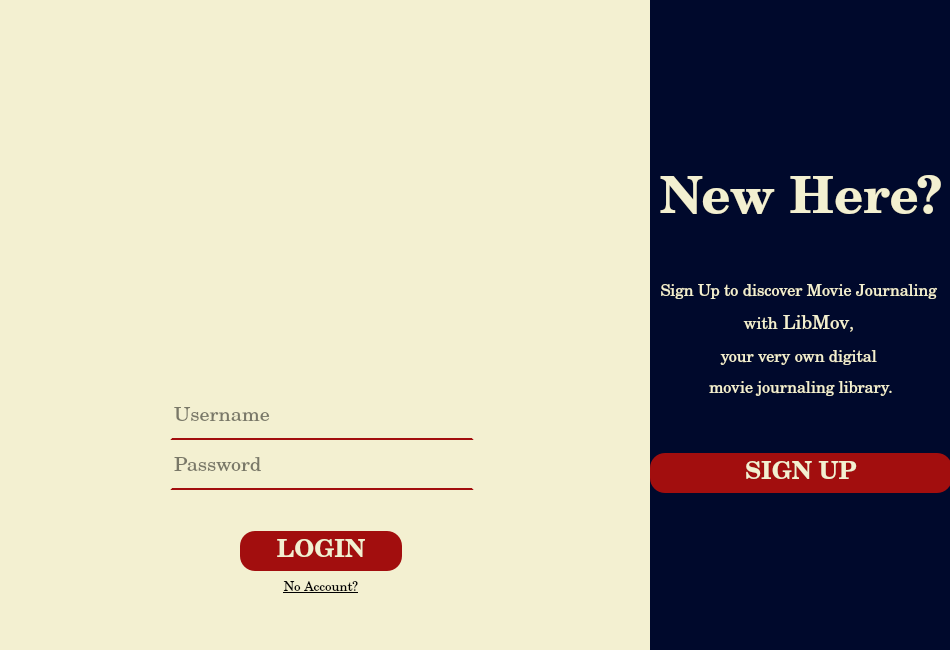
The window that ui_new/LoginPageUi.ui (gkasita/LibMov_SEP) describes before a commit, drawn with Qt 5.
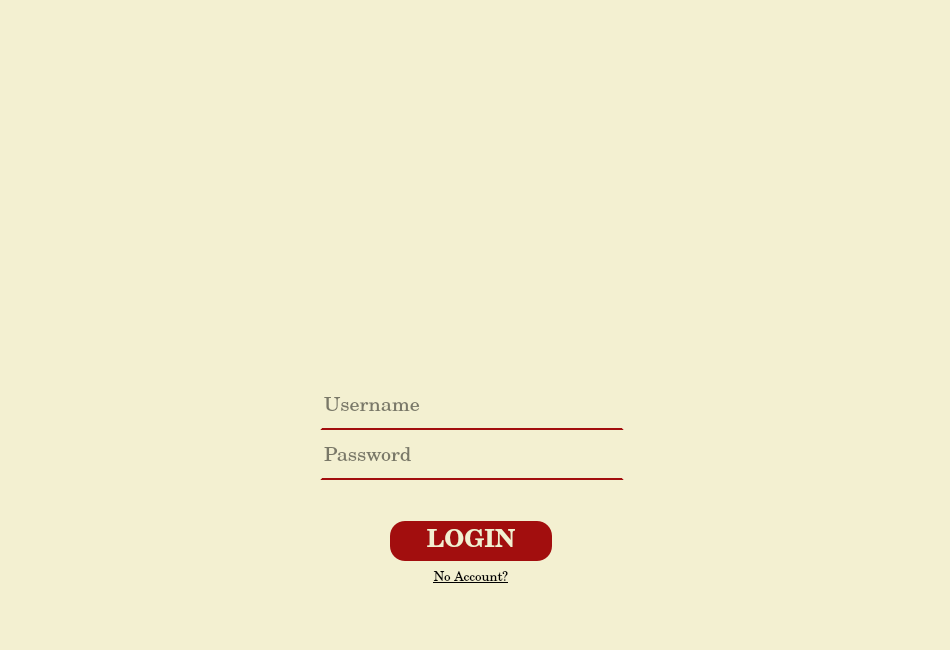
The same window after the commit. Icons and pictures are not drawn.

What changed in the file:
```diff
--- a/ui_new/LoginPageUi.ui
+++ b/ui_new/LoginPageUi.ui
@@ -30,7 +30,7 @@
     <rect>
      <x>0</x>
      <y>0</y>
-     <width>650</width>
+     <width>951</width>
      <height>650</height>
     </rect>
    </property>
@@ -40,7 +40,7 @@
    <widget class="QLabel" name="titleLB_2">
     <property name="geometry">
      <rect>
-      <x>125</x>
+      <x>275</x>
       <y>-10</y>
       <width>400</width>
       <height>400</height>
@@ -87,8 +87,8 @@
    <widget class="QWidget" name="layoutWidget">
     <property name="geometry">
      <rect>
-      <x>240</x>
-      <y>530</y>
+      <x>390</x>
+      <y>520</y>
       <width>162</width>
       <height>73</height>
      </rect>
@@ -132,7 +132,7 @@
       </widget>
      </item>
      <item>
-      <widget class="QPushButton" name="noAccButton">
+      <widget class="QPushButton" name="signupButton">
        <property name="minimumSize">
         <size>
          <width>75</width>
@@ -166,8 +166,8 @@
    <widget class="QWidget" name="layoutWidget_2">
     <property name="geometry">
      <rect>
-      <x>170</x>
-      <y>400</y>
+      <x>320</x>
+      <y>390</y>
       <width>304</width>
       <height>118</height>
      </rect>
@@ -275,133 +275,6 @@
     </layout>
    </widget>
   </widget>
-  <widget class="QWidget" name="widget_2" native="true">
-   <property name="geometry">
-    <rect>
-     <x>650</x>
-     <y>0</y>
-     <width>300</width>
-     <height>650</height>
-    </rect>
-   </property>
-   <property name="styleSheet">
-    <string notr="true">background-color: rgb(0, 9, 44);
-</string>
-   </property>
-   <widget class="QWidget" name="layoutWidget_3">
-    <property name="geometry">
-     <rect>
-      <x>0</x>
-      <y>140</y>
-      <width>302</width>
-      <height>353</height>
-     </rect>
-    </property>
-    <layout class="QVBoxLayout" name="verticalLayout_5">
-     <property name="spacing">
-      <number>50</number>
-     </property>
-     <item>
-      <layout class="QVBoxLayout" name="verticalLayout_4">
-       <property name="spacing">
-        <number>20</number>
-       </property>
-       <property name="leftMargin">
-        <number>2</number>
-       </property>
-       <property name="rightMargin">
-        <number>2</number>
-       </property>
-       <item>
-        <widget class="QLabel" name="titleLB">
-         <property name="font">
-          <font>
-           <family>Century Schoolbook</family>
-           <pointsize>38</pointsize>
-           <bold>true</bold>
-          </font>
-         </property>
-         <property name="styleSheet">
-          <string notr="true">color: rgb(243, 240, 209);</string>
-         </property>
-         <property name="text">
-          <string>New Here?</string>
-         </property>
-         <property name="alignment">
-          <set>Qt::AlignCenter</set>
-         </property>
-        </widget>
-       </item>
-       <item>
-        <widget class="QLabel" name="textLB">
-         <property name="font">
-          <font>
-           <family>Century Schoolbook</family>
-           <kerning>true</kerning>
-          </font>
-         </property>
-         <property name="styleSheet">
-          <string notr="true">color: rgb(243, 240, 209);</string>
-         </property>
-         <property name="lineWidth">
-          <number>1</number>
-         </property>
-         <property name="text">
-          <string>&lt;html&gt;&lt;head/&gt;&lt;body&gt;&lt;p align=&quot;center&quot;&gt;&lt;span style=&quot; font-size:12pt; color:#f3f0d1;&quot;&gt;Sign Up to discover Movie Journaling &lt;/span&gt;&lt;/p&gt;&lt;p align=&quot;center&quot;&gt;&lt;span style=&quot; font-size:12pt; color:#f3f0d1;&quot;&gt;with&lt;/span&gt;&lt;span style=&quot; font-size:14pt; color:#f3f0d1;&quot;&gt; LibMov&lt;/span&gt;&lt;span style=&quot; font-size:12pt; color:#f3f0d1;&quot;&gt;, &lt;/span&gt;&lt;/p&gt;&lt;p align=&quot;center&quot;&gt;&lt;span style=&quot; font-size:12pt; color:#f3f0d1;&quot;&gt;your very own digital &lt;/span&gt;&lt;/p&gt;&lt;p align=&quot;center&quot;&gt;&lt;span style=&quot; font-size:12pt; color:#f3f0d1;&quot;&gt;movie journaling library.&lt;/span&gt;&lt;/p&gt;&lt;/body&gt;&lt;/html&gt;</string>
-         </property>
-         <property name="textFormat">
-          <enum>Qt::RichText</enum>
-         </property>
-         <property name="scaledContents">
-          <bool>false</bool>
-         </property>
-         <property name="alignment">
-          <set>Qt::AlignCenter</set>
-         </property>
-         <property name="wordWrap">
-          <bool>false</bool>
-         </property>
-        </widget>
-       </item>
-      </layout>
-     </item>
-     <item>
-      <widget class="QPushButton" name="signupButton">
-       <property name="minimumSize">
-        <size>
-         <width>160</width>
-         <height>40</height>
-        </size>
-       </property>
-       <property name="font">
-        <font>
-         <family>Century Schoolbook</family>
-         <pointsize>18</pointsize>
-         <bold>true</bold>
-        </font>
-       </property>
-       <property name="styleSheet">
-        <string notr="true">background-color: rgb(162, 14, 14);
-color: rgb(243, 240, 209);
-border-radius: 15px;</string>
-       </property>
-       <property name="text">
-        <string>SIGN UP</string>
-       </property>
-       <property name="checkable">
-        <bool>true</bool>
-       </property>
-       <property name="autoExclusive">
-        <bool>true</bool>
-       </property>
-       <property name="flat">
-        <bool>false</bool>
-       </property>
-      </widget>
-     </item>
-    </layout>
-   </widget>
-  </widget>
  </widget>
  <resources>
   <include location="resources.qrc"/>
```
